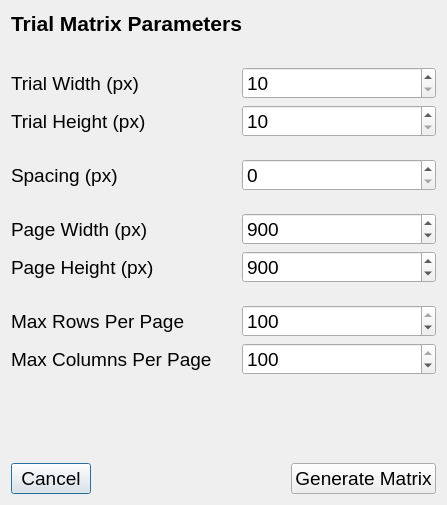
First picture: the form in MatrixParametersUI.ui, repository tennesseeBonner1/PiBlink, before the edit.
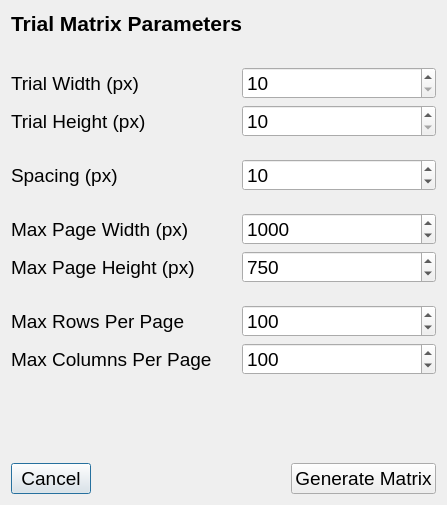
Second picture: the form after the edit.

Commit message:
polished matrix to porcelain perfection
-it's pretty much untouchable at this point
-also I did some polishing in a few other files, but nothing major
-caused everyone to waste their time pulling from GitHub again

```diff
--- a/MatrixParametersUI.ui
+++ b/MatrixParametersUI.ui
@@ -139,7 +139,10 @@
         </font>
        </property>
        <property name="maximum">
-        <number>100</number>
+        <number>500</number>
+       </property>
+       <property name="value">
+        <number>10</number>
        </property>
       </widget>
      </item>
@@ -182,7 +185,7 @@
         <number>1</number>
        </property>
        <property name="maximum">
-        <number>100</number>
+        <number>1000</number>
        </property>
        <property name="value">
         <number>100</number>
@@ -212,7 +215,7 @@
         <number>1</number>
        </property>
        <property name="maximum">
-        <number>100</number>
+        <number>1000</number>
        </property>
        <property name="value">
         <number>100</number>
@@ -239,7 +242,7 @@
         </font>
        </property>
        <property name="text">
-        <string>Page Width (px)</string>
+        <string>Max Page Width (px)</string>
        </property>
       </widget>
      </item>
@@ -260,7 +263,7 @@
         <number>10</number>
        </property>
        <property name="value">
-        <number>900</number>
+        <number>1000</number>
        </property>
       </widget>
      </item>
@@ -272,7 +275,7 @@
         </font>
        </property>
        <property name="text">
-        <string>Page Height (px)</string>
+        <string>Max Page Height (px)</string>
        </property>
       </widget>
      </item>
@@ -293,7 +296,7 @@
         <number>10</number>
        </property>
        <property name="value">
-        <number>900</number>
+        <number>750</number>
        </property>
       </widget>
      </item>
```
Left out of the diff: 16 changed lines with no effect on the pictures. The commit also changes 9 other files.
